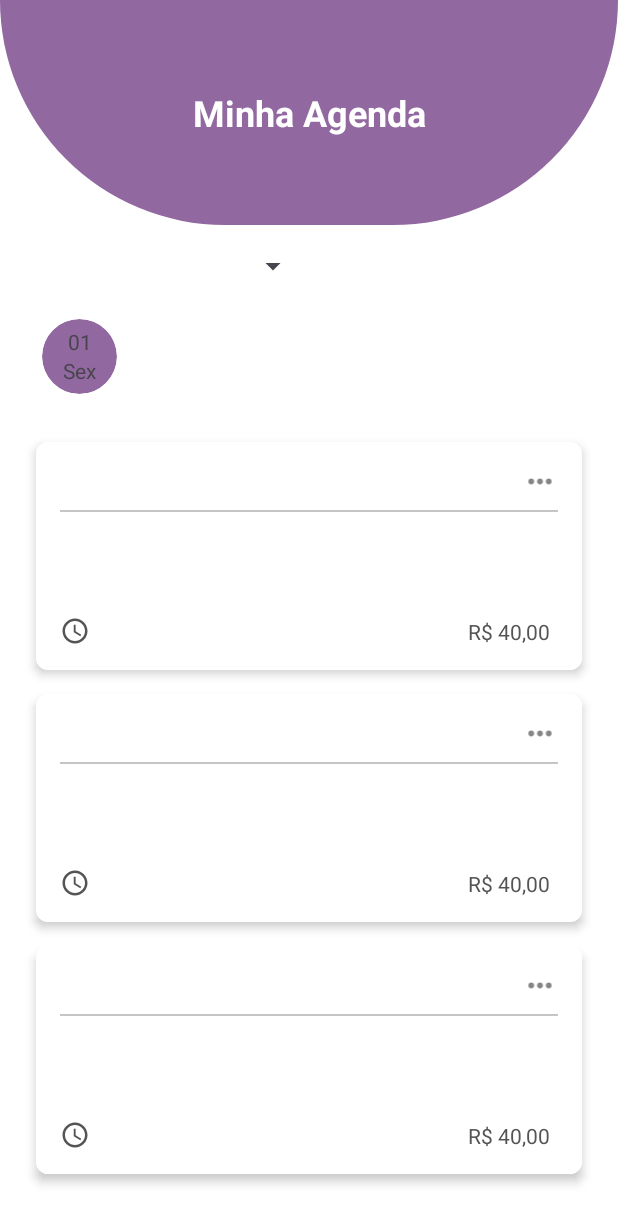
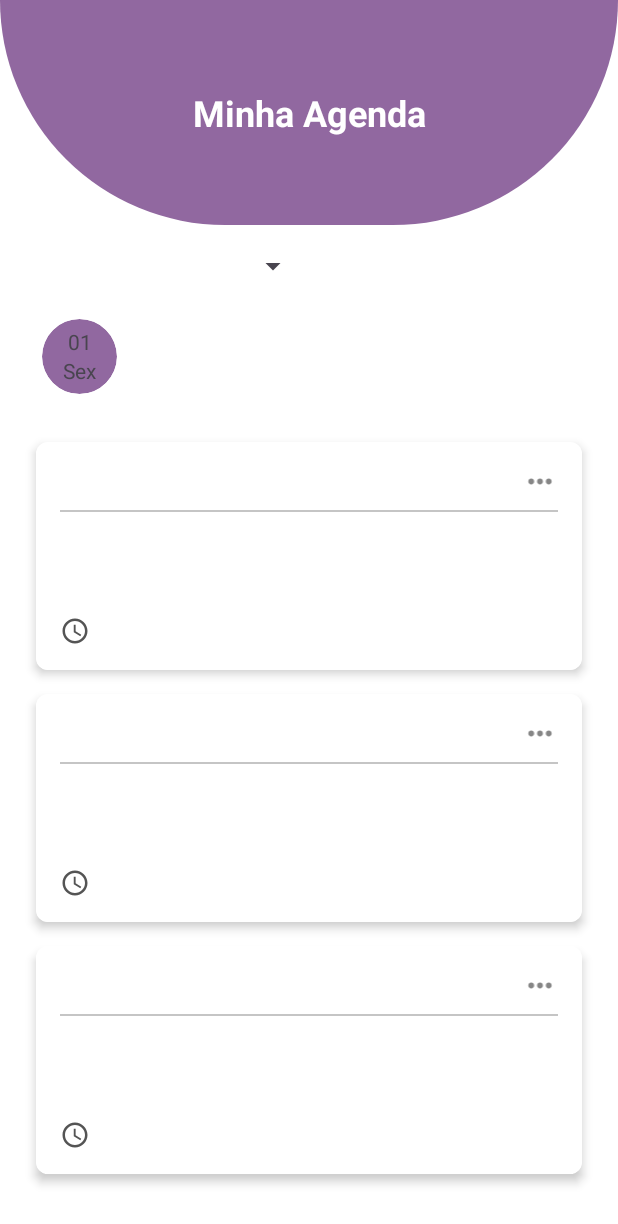
Before and after one commit to nahsumida/Travely, an Android app: the layout activity_schedule.xml on its own in the app's theme, with its tools: preview values and no code run, on a phone screen of 412 x 824 dp. Shown: the top 1224 px of the screen. Run offline under Robolectric (Android 15) with nearby library versions, the phone set to English and light mode, and no system bars.

Commit message:
fix: agenda 2

```diff
--- a/travely/app/src/main/java/com/isabellatressino/travely/adapters/ScheduleAdapter.kt
+++ b/travely/app/src/main/java/com/isabellatressino/travely/adapters/ScheduleAdapter.kt
@@ -46,6 +46,8 @@ class ScheduleAdapter(private val schedules: MutableList<Schedule>) :
             holder.tvSchedulePrice.text = "R$ ${String.format(" %.2f", schedule.price).replace(".", ",")}"
         }
 
+        holder.tvScheduleQuantity.text = ""
+        holder.tvSchedulePrice.text = ""
 
         loadPlaceNameFromFirestore(schedule.placeID) { ret ->
 
--- a/travely/app/src/main/res/layout/recyclerview_schedule.xml
+++ b/travely/app/src/main/res/layout/recyclerview_schedule.xml
@@ -102,7 +102,6 @@
             android:layout_width="wrap_content"
             android:layout_height="wrap_content"
             android:layout_marginStart="5dp"
-            android:text="R$ 40,00"
             android:textColor="@color/grey"
             app:layout_constraintBottom_toBottomOf="@id/iv_clock"
             app:layout_constraintEnd_toEndOf="parent"
```
